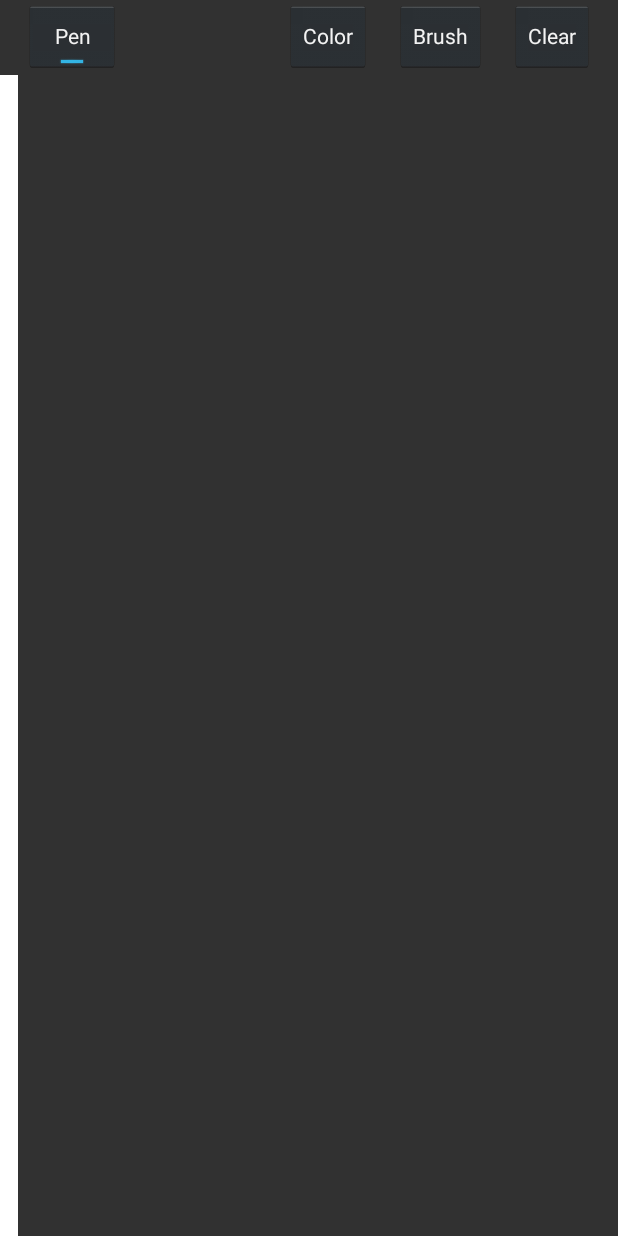
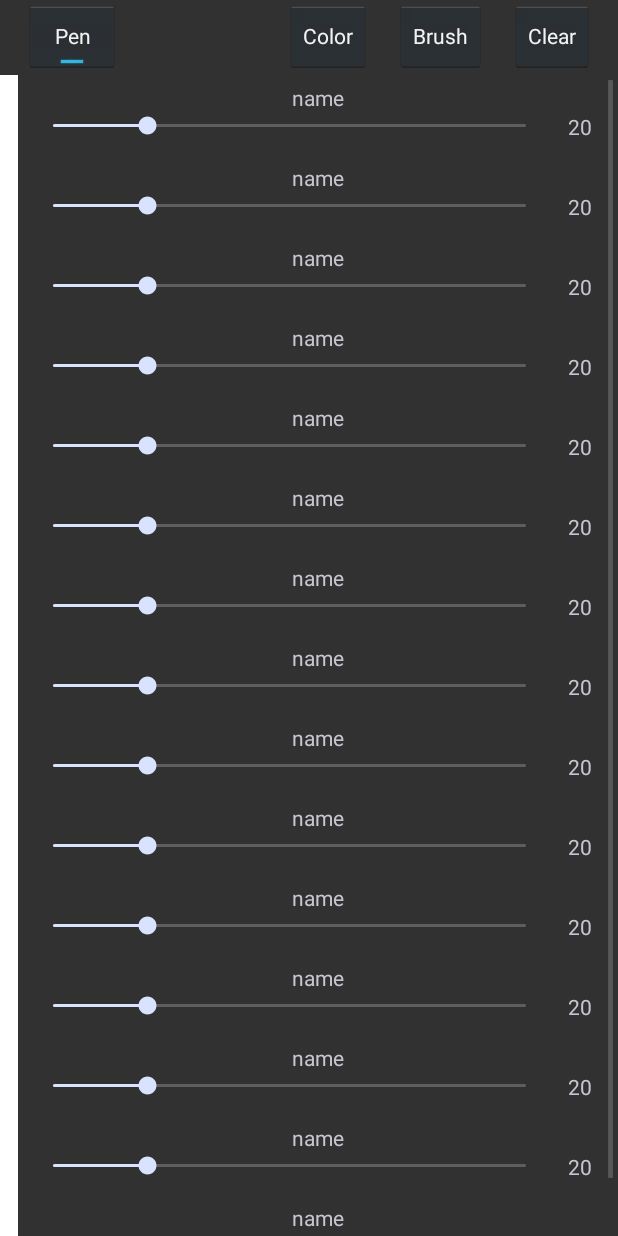
Before and after one commit to krre/AprilBrush-Mobile, an Android app: the screen it shows after launch (MainActivity), after a tap on "Brush", on a phone screen of 412 x 824 dp. Run offline under Robolectric (Android 15) with nearby library versions, the phone set to English and light mode, and no system bars.

Commit message:
added slider bars to brush settings fragment

```diff
--- a/AprilBrush/src/main/java/org/krre/aprilbrush/activity/BrushSettingsFragment.java
+++ b/AprilBrush/src/main/java/org/krre/aprilbrush/activity/BrushSettingsFragment.java
@@ -2,16 +2,43 @@ package org.krre.aprilbrush.activity;
 
 import android.app.Fragment;
 import android.os.Bundle;
+import android.util.Log;
 import android.view.LayoutInflater;
 import android.view.View;
 import android.view.ViewGroup;
+import android.widget.LinearLayout;
 
 import org.krre.aprilbrush.R;
+import org.krre.aprilbrush.view.SliderView;
 
 public class BrushSettingsFragment extends Fragment {
+    private final String TAG = "AB";
+
     @Override
     public View onCreateView(LayoutInflater inflater, ViewGroup container,
                              Bundle savedInstanceState) {
-        return inflater.inflate(R.layout.brush_settings, null);
+        ViewGroup scrollView = (ViewGroup)inflater.inflate(R.layout.brush_settings, null);
+        LinearLayout layout = (LinearLayout)scrollView.getChildAt(0);
+
+//        for (int i = 0; i < brushEngine.getBrushList().length; i++) {
+        for (int i = 0; i < 15; i++) {
+            SliderView sliderView = new SliderView(getActivity().getBaseContext());
+//            BrushData.Brush brush = brushData.getList().get(i);
+
+//            sliderView.setName(brush.getName());
+            sliderView.setName("name");
+//            sliderView.setMin(brush.getMinValue());
+            sliderView.setMin(0);
+//            sliderView.setMax(brush.getMaxValue());
+            sliderView.setMax(100);
+//            sliderView.setValue(brushEngine.getValue(i));
+            sliderView.setValue(20);
+            sliderView.setId(i);
+//            sliderView.addObserver(brushEngine);
+
+            layout.addView(sliderView);
+        }
+
+        return scrollView;
     }
 }
--- /dev/null
+++ b/AprilBrush/src/main/java/org/krre/aprilbrush/view/SliderView.java
@@ -0,0 +1,106 @@
+package org.krre.aprilbrush.view;
+
+import android.content.Context;
+import android.util.AttributeSet;
+import android.view.LayoutInflater;
+import android.widget.RelativeLayout;
+import android.widget.SeekBar;
+import android.widget.TextView;
+
+import java.util.Observable;
+import java.util.Observer;
+
+import org.krre.aprilbrush.R;
+
+public class SliderView extends RelativeLayout {
+    protected SeekBar seekBar;
+    private TextView nameView;
+    private TextView valueView;
+    private int minValue;
+    private int value;
+    private int id;
+    private SliderObservable sliderObservable = new SliderObservable();
+
+    public SliderView(Context context) {
+        super(context);
+        initComponent();
+    }
+
+    public SliderView(Context context, AttributeSet attrs) {
+        super(context, attrs);
+        initComponent();
+    }
+
+    public SeekBar getSeekBar() {
+        return seekBar;
+    }
+
+    public int getId() {
+        return id;
+    }
+
+    public void setId(int id) {
+        this.id = id;
+    }
+
+    public int getValue() {
+        return value;
+    }
+
+    public void setValue(int value) {
+        seekBar.setProgress(value);
+        valueView.setText(String.format("%d", value));
+    }
+
+    public String getName() {
+        return nameView.getText().toString();
+    }
+
+    public void setName(String name) {
+        nameView.setText(name);
+    }
+
+    public void setMax(int value) {
+        seekBar.setMax(value - minValue);
+    }
+
+    public void setMin(int value) {
+        this.minValue = value;
+    }
+
+    public void addObserver(Observer observer) {
+        sliderObservable.addObserver(observer);
+    }
+
+    private void initComponent() {
+        LayoutInflater inflater = (LayoutInflater) getContext().getSystemService(Context.LAYOUT_INFLATER_SERVICE);
+        inflater.inflate(R.layout.brush_slider, this, true);
+        nameView = (TextView) findViewById(R.id.sliderName);
+        valueView = (TextView) findViewById(R.id.sliderValue);
+
+        seekBar = (SeekBar) findViewById(R.id.sliderSeekBar);
+        seekBar.setOnSeekBarChangeListener(new SeekBar.OnSeekBarChangeListener() {
+            @Override
+            public void onStartTrackingTouch(SeekBar seekBar1) {
+            }
+
+            @Override
+            public void onProgressChanged(SeekBar seekBar1, int progress, boolean fromUser) {
+                value = minValue + progress;
+                valueView.setText(String.format("%d", value));
+                sliderObservable.onValueChanged(SliderView.this);
+            }
+
+            @Override
+            public void onStopTrackingTouch(SeekBar seekBar1) {
+            }
+        });
+    }
+
+    public class SliderObservable extends Observable {
+        public void onValueChanged(SliderView sliderView) {
+            setChanged();
+            notifyObservers(sliderView);
+        }
+    }
+}
--- a/AprilBrush/src/main/res/layout/brush_settings.xml
+++ b/AprilBrush/src/main/res/layout/brush_settings.xml
@@ -1,8 +1,15 @@
 <?xml version="1.0" encoding="utf-8"?>
 
-<LinearLayout xmlns:android="http://schemas.android.com/apk/res/android"
-    android:orientation="vertical" android:layout_width="match_parent"
+<ScrollView
+    android:layout_width="match_parent"
     android:layout_height="match_parent"
+    xmlns:android="http://schemas.android.com/apk/res/android"
+    android:id="@+id/scrollView"
     android:background="@drawable/background">
 
-</LinearLayout>
+    <LinearLayout
+        android:orientation="vertical"
+        android:layout_width="fill_parent"
+        android:layout_height="fill_parent"
+        android:padding="@dimen/brush_settings_padding"></LinearLayout>
+</ScrollView>
--- /dev/null
+++ b/AprilBrush/src/main/res/layout/brush_slider.xml
@@ -0,0 +1,37 @@
+<?xml version="1.0" encoding="utf-8"?>
+
+<RelativeLayout xmlns:android="http://schemas.android.com/apk/res/android"
+    android:orientation="vertical" android:layout_width="match_parent"
+    android:layout_height="match_parent"
+    android:paddingLeft="2dp">
+
+    <TextView
+        android:layout_width="wrap_content"
+        android:layout_height="wrap_content"
+        android:textAppearance="@android:style/TextAppearance.Small"
+        android:text=""
+        android:id="@+id/sliderName"
+        android:layout_gravity="left|center_vertical"
+        android:layout_alignParentTop="true"
+        android:layout_centerHorizontal="true" />
+
+    <SeekBar
+        android:layout_width="match_parent"
+        android:layout_height="wrap_content"
+        android:id="@+id/sliderSeekBar"
+        android:paddingBottom="@dimen/seekbar_bottom_margin"
+        android:layout_alignTop="@+id/sliderValue"
+        android:layout_toLeftOf="@+id/sliderValue" />
+
+    <TextView
+        android:layout_width="40dp"
+        android:layout_height="wrap_content"
+        android:textAppearance="@android:style/TextAppearance.Small"
+        android:text=""
+        android:id="@+id/sliderValue"
+        android:layout_gravity="left|center_vertical"
+        android:layout_below="@+id/sliderName"
+        android:layout_alignParentRight="true"
+        android:gravity="center_horizontal" />
+
+</RelativeLayout>
--- a/AprilBrush/src/main/res/values/dimens.xml
+++ b/AprilBrush/src/main/res/values/dimens.xml
@@ -4,4 +4,6 @@
     <dimen name="activity_vertical_margin">16dp</dimen>
     <dimen name="activity_all_margin">16dp</dimen>
     <dimen name="control_margin">16dp</dimen>
+    <dimen name="seekbar_bottom_margin">16dp</dimen>
+    <dimen name="brush_settings_padding">5dp</dimen>
 </resources>
```
